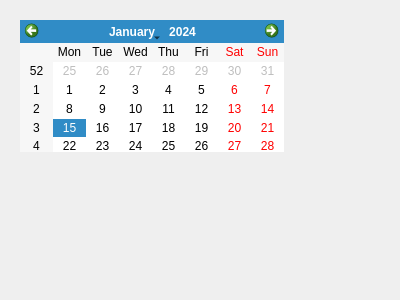
pszopinski/codec-preview, file codec-preview/codectabs/mpeg2manager.ui: the form before one commit.
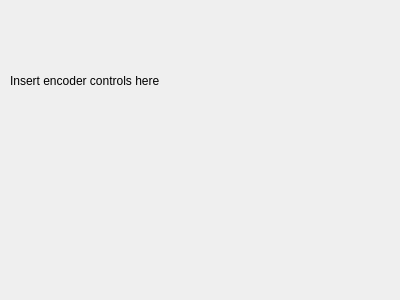
The form after the commit.

The edit to the form file:
```diff
--- a/codec-preview/codectabs/mpeg2manager.ui
+++ b/codec-preview/codectabs/mpeg2manager.ui
@@ -13,15 +13,18 @@
   <property name="windowTitle">
    <string>Form</string>
   </property>
-  <widget class="QCalendarWidget" name="calendarWidget">
+  <widget class="QLabel" name="label">
    <property name="geometry">
     <rect>
-     <x>20</x>
-     <y>20</y>
-     <width>264</width>
-     <height>132</height>
+     <x>10</x>
+     <y>10</y>
+     <width>381</width>
+     <height>141</height>
     </rect>
    </property>
+   <property name="text">
+    <string>Insert encoder controls here</string>
+   </property>
   </widget>
  </widget>
  <resources/>
```
